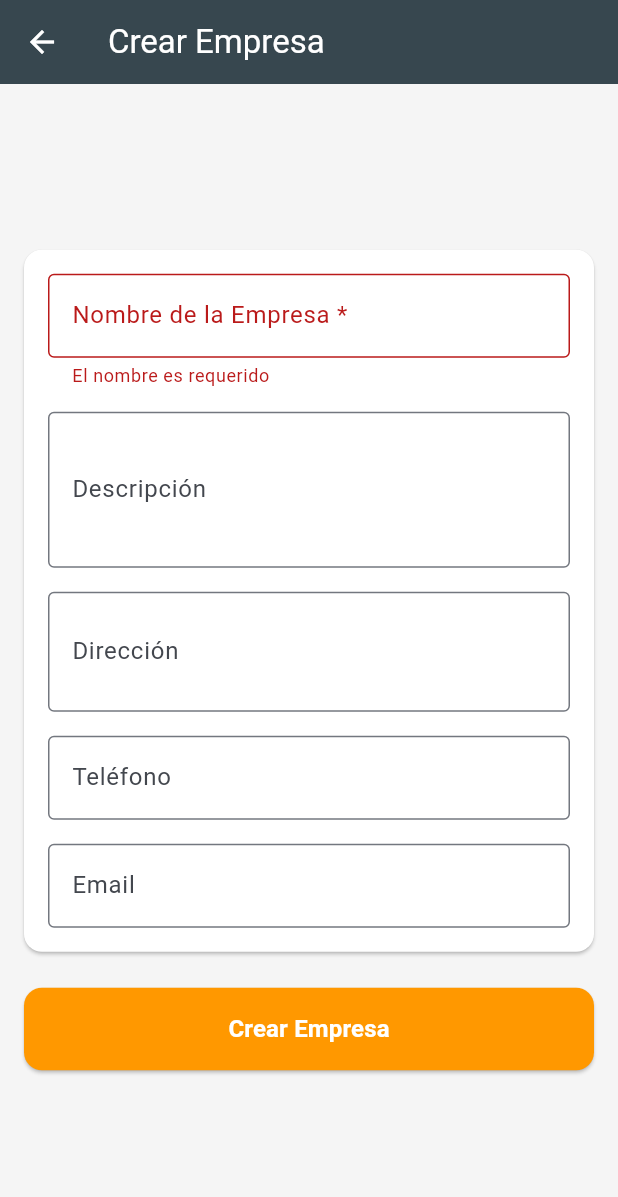
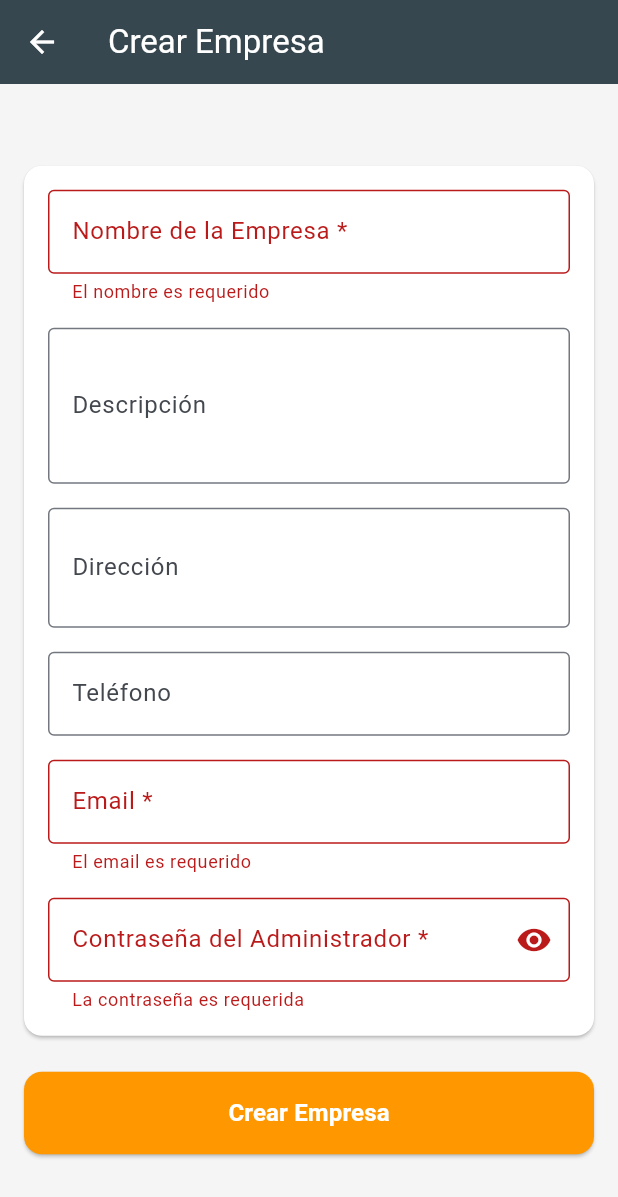
Before and after one commit to landerlopez1992-cyber/poolsystem, a Flutter app: the CreateCompanyScreen screen opened directly, after a tap on "Crear Empresa", on a phone screen of 412 x 824 dp. Shown: the top 1197 px of the screen. Run offline on Flutter 3.47's test engine with Material 3 defaults, Android fonts, the light colour scheme and no system bars; our stand-ins replace image_picker, supabase_flutter; accounts and stored records are empty.

Commit message:
FAB solo en Empresas, agregar campo contraseña y crear usuario admin al crear empresa

```diff
--- a/lib/screens/super_admin/create_company_screen.dart
+++ b/lib/screens/super_admin/create_company_screen.dart
@@ -18,8 +18,10 @@ class _CreateCompanyScreenState extends State<CreateCompanyScreen> {
   final _addressController = TextEditingController();
   final _phoneController = TextEditingController();
   final _emailController = TextEditingController();
+  final _passwordController = TextEditingController();
   final _companyService = CompanyService();
   bool _isLoading = false;
+  bool _obscurePassword = true;
 
   @override
   void initState() {
@@ -40,6 +42,7 @@ class _CreateCompanyScreenState extends State<CreateCompanyScreen> {
     _addressController.dispose();
     _phoneController.dispose();
     _emailController.dispose();
+    _passwordController.dispose();
     super.dispose();
   }
 
@@ -54,8 +57,8 @@ class _CreateCompanyScreenState extends State<CreateCompanyScreen> {
 
     try {
       if (widget.company == null) {
-        // Crear nueva empresa
-        await _companyService.createCompany(
+        // Crear nueva empresa con usuario admin
+        await _companyService.createCompanyWithAdmin(
           name: _nameController.text.trim(),
           description: _descriptionController.text.trim().isEmpty
               ? null
@@ -69,6 +72,10 @@ class _CreateCompanyScreenState extends State<CreateCompanyScreen> {
           email: _emailController.text.trim().isEmpty
               ? null
               : _emailController.text.trim(),
+          adminEmail: _emailController.text.trim().isEmpty
+              ? null
+              : _emailController.text.trim(),
+          adminPassword: _passwordController.text,
         );
         if (mounted) {
           ScaffoldMessenger.of(context).showSnackBar(
@@ -211,12 +218,21 @@ class _CreateCompanyScreenState extends State<CreateCompanyScreen> {
                             child: TextFormField(
                               controller: _emailController,
                               decoration: const InputDecoration(
-                                labelText: 'Email',
+                                labelText: 'Email *',
                                 border: OutlineInputBorder(),
+                                hintText: 'Email del administrador de la empresa',
                               ),
                               keyboardType: TextInputType.emailAddress,
+                              enabled: widget.company == null, // Solo editable al crear
                               validator: (value) {
-                                if (value != null &&
+                                if (widget.company == null) {
+                                  if (value == null || value.isEmpty) {
+                                    return 'El email es requerido';
+                                  }
+                                  if (!value.contains('@')) {
+                                    return 'Email inválido';
+                                  }
+                                } else if (value != null &&
                                     value.isNotEmpty &&
                                     !value.contains('@')) {
                                   return 'Email inválido';
@@ -225,6 +241,46 @@ class _CreateCompanyScreenState extends State<CreateCompanyScreen> {
                               },
                             ),
                           ),
+                          // Solo mostrar campo de contraseña al crear nueva empresa
+                          if (widget.company == null) ...[
+                            const SizedBox(height: 16),
+                            // Contraseña - NO estirado, ancho controlado
+                            SizedBox(
+                              width: double.infinity,
+                              child: TextFormField(
+                                controller: _passwordController,
+                                obscureText: _obscurePassword,
+                                decoration: InputDecoration(
+                                  labelText: 'Contraseña del Administrador *',
+                                  border: const OutlineInputBorder(),
+                                  hintText: 'Contraseña para el usuario admin',
+                                  suffixIcon: IconButton(
+                                    icon: Icon(
+                                      _obscurePassword
+                                          ? Icons.visibility
+                                          : Icons.visibility_off,
+                                    ),
+                                    onPressed: () {
+                                      setState(() {
+                                        _obscurePassword = !_obscurePassword;
+                                      });
+                                    },
+                                  ),
+                                ),
+                                validator: (value) {
+                                  if (widget.company == null) {
+                                    if (value == null || value.isEmpty) {
+                                      return 'La contraseña es requerida';
+                                    }
+                                    if (value.length < 6) {
+                                      return 'La contraseña debe tener al menos 6 caracteres';
+                                    }
+                                  }
+                                  return null;
+                                },
+                              ),
+                            ),
+                          ],
                         ],
                       ),
                     ),
--- a/lib/screens/super_admin/super_admin_dashboard.dart
+++ b/lib/screens/super_admin/super_admin_dashboard.dart
@@ -452,7 +452,7 @@ class _SuperAdminDashboardState extends State<SuperAdminDashboard> {
           ),
         ],
       ),
-      floatingActionButton: (_selectedIndex == 0 || _selectedIndex == 1)
+      floatingActionButton: _selectedIndex == 1
           ? FloatingActionButton(
               onPressed: () async {
                 final result = await Navigator.of(context).push(
```
Also changed, not shown: lib/services/company_service.dart (+52 -0 lines).
